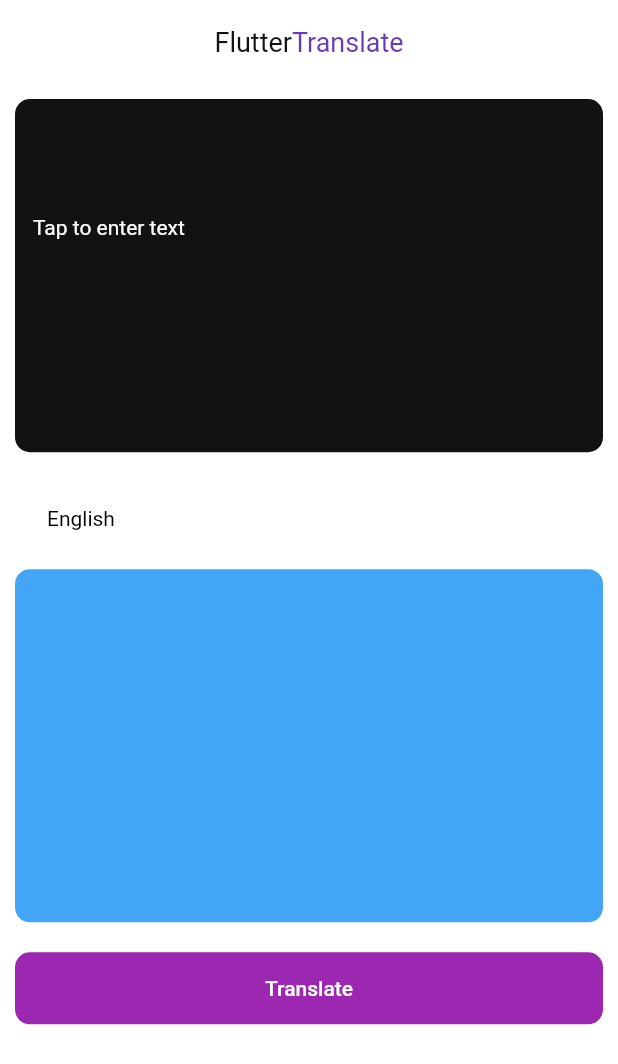
After one commit to zeynepyldrm/MyToolBox_Flutter, a Flutter app: the TranslatePage screen opened directly, after a tap on "Translate", on a phone screen of 412 x 824 dp. The commit adds this screen. Shown: the top 1064 px of the screen. Run offline on Flutter 3.47's test engine with Material 2 defaults, Android fonts, the phone set to English and light mode, and no system bars; our stand-ins replace camera, flutter_compass, google_maps_flutter, permission_handler, shared_preferences, sqflite and 1 more; missing offline and left inert: flutter_polyline_points, translator; accounts and stored records are empty; network calls fail; Roboto replaces fonts that are missing (PoppinsBold, PoppinsReg).

Commit message:
maps and translator feature added

```diff
--- /dev/null
+++ b/lib/maps/maps.dart
@@ -0,0 +1,124 @@
+import 'dart:async';
+
+import 'package:flutter/material.dart';
+import 'package:google_maps_flutter/google_maps_flutter.dart';
+import 'package:flutter_polyline_points/flutter_polyline_points.dart';
+
+class Maps extends StatefulWidget {
+  @override
+  _MapsState createState() => _MapsState();
+}
+
+double _originLatitude = 41.089994;
+double _originLongitude = 28.948372;
+double _destLatitude = 41.089994;
+double _destLongitude = 28.948372;
+
+class _MapsState extends State<Maps> {
+  PolylinePoints polylinePoints = PolylinePoints();
+  Map<PolylineId, Polyline> polylines = {};
+  MapType _currentMapType = MapType.normal;
+  Completer<GoogleMapController> _controller = Completer();
+  static final CameraPosition _initalCameraPosition = CameraPosition(
+    target: LatLng(_originLatitude, _originLongitude),
+    zoom: 15,
+  );
+  @override
+  void initState() {
+    // TODO: implement initState
+    super.initState();
+    _getPolyline();
+  }
+
+  @override
+  Widget build(BuildContext context) {
+    return Scaffold(
+      floatingActionButton: FloatingActionButton(
+        onPressed: goToLoc,
+        child: Icon(Icons.map),
+      ),
+      body: GoogleMap(
+        polylines: Set<Polyline>.of(polylines.values),
+        markers: _cretaeMarker(),
+        myLocationButtonEnabled: true,
+        mapType: MapType.normal,
+        initialCameraPosition: _initalCameraPosition,
+        tiltGesturesEnabled: true,
+        compassEnabled: true,
+        scrollGesturesEnabled: true,
+        zoomGesturesEnabled: true,
+        onMapCreated: (GoogleMapController controller) {
+          _controller.complete(controller);
+        },
+      ),
+    );
+  }
+
+  Set<Marker> _cretaeMarker() {
+    return <Marker>[
+      Marker(
+          infoWindow: InfoWindow(title: "Haliç Üniversitesi"),
+          markerId: MarkerId("halic"),
+          position: _initalCameraPosition.target,
+          icon:
+              BitmapDescriptor.defaultMarkerWithHue(BitmapDescriptor.hueCyan)),
+      Marker(
+          infoWindow: InfoWindow(title: "Ev"),
+          markerId: MarkerId("asdasdd"),
+          position: LatLng(41.089994, 28.948372),
+          icon:
+              BitmapDescriptor.defaultMarkerWithHue(BitmapDescriptor.hueAzure)),
+      Marker(
+          infoWindow: InfoWindow(title: "Haliç Üniversitesi 5.Levent Blokları"),
+          markerId: MarkerId("asdsasdd"),
+          position: LatLng(41.089994, 28.948372),
+          icon:
+              BitmapDescriptor.defaultMarkerWithHue(BitmapDescriptor.hueAzure)),
+    ].toSet();
+  }
+
+  void _onMapTypeButtonPressed() {
+    setState(() {
+      _currentMapType = _currentMapType == MapType.normal
+          ? MapType.satellite
+          : MapType.normal;
+    });
+  }
+
+  goToLoc() async {
+    final GoogleMapController mapController = await _controller.future;
+    mapController
+        .animateCamera(CameraUpdate.newLatLng(LatLng(41.089994, 28.948372)));
+  }
+
+  void _getPolyline() async {
+    List<LatLng> polylineCoordinates = [];
+
+    PolylineResult result = await polylinePoints.getRouteBetweenCoordinates(
+      "AIzaSyCzFlbNYhBQBRb8zDQsrgVj0TazijIqlpA",
+      PointLatLng(_originLatitude, _originLongitude),
+      PointLatLng(_destLatitude, _destLongitude),
+      travelMode: TravelMode.driving,
+    );
+    if (result.points.isNotEmpty) {
+      result.points.forEach((PointLatLng point) {
+        polylineCoordinates.add(LatLng(point.latitude, point.longitude));
+      });
+    } else {
+      print("Hata" + result.points.toString());
+    }
+    _addPolyLine(polylineCoordinates);
+  }
+
+  _addPolyLine(List<LatLng> polylineCoordinates) {
+    PolylineId id = PolylineId("poly");
+    Polyline polyline = Polyline(
+      polylineId: id,
+      color: Colors.pink,
+      points: polylineCoordinates,
+      width: 8,
+    );
+    polylines[id] = polyline;
+    setState(() {});
+  }
+}
--- a/lib/navigation.dart
+++ b/lib/navigation.dart
@@ -3,10 +3,12 @@ import 'package:provider/provider.dart';
 import 'package:yapilacaklar_listesi/camera/camera.dart';
 import 'package:yapilacaklar_listesi/hes_gallery/galleryPage.dart';
 import 'package:yapilacaklar_listesi/main.dart';
+import 'package:yapilacaklar_listesi/maps/maps.dart';
 export 'package:yapilacaklar_listesi/navigation.dart';
 import 'package:yapilacaklar_listesi/theming/ThemeModel.dart';
 import 'package:yapilacaklar_listesi/compass/Compass.dart';
 import 'package:yapilacaklar_listesi/calculator/calculator.dart';
+import 'package:yapilacaklar_listesi/translator/translation-page.dart';
 
 class NavigationAppBar extends StatelessWidget implements PreferredSizeWidget {
   @override
@@ -125,6 +127,30 @@ class _MyHomePageState extends State<MyHomePage> {
               });
             },
           ),
+          ListTile(
+            leading: const Icon(Icons.favorite),
+            title: const Text(
+              'Çeviri',
+              style: TextStyle(fontSize: 24.0),
+            ),
+            onTap: () {
+              setState(() {
+                stateNav = TranslatePage();
+              });
+            },
+          ),
+          ListTile(
+            leading: const Icon(Icons.favorite),
+            title: const Text(
+              'Konum',
+              style: TextStyle(fontSize: 24.0),
+            ),
+            onTap: () {
+              setState(() {
+                stateNav = Maps();
+              });
+            },
+          ),
         ],
       ),
     );
--- /dev/null
+++ b/lib/translator/translation-page.dart
@@ -0,0 +1,426 @@
+import 'package:flutter/material.dart';
+import 'package:translator/translator.dart';
+
+class TranslatePage extends StatefulWidget {
+  @override
+  _TranslateScreenState createState() => _TranslateScreenState();
+}
+
+class _TranslateScreenState extends State<TranslatePage> {
+  GoogleTranslator translator = GoogleTranslator();
+
+  late String _transalateLanguage;
+  String selectedLanguage = 'English';
+
+  // list all language
+  List listLanguage = [
+    "Afrikaans",
+    "Albanian",
+    "Amharic",
+    "Arabic",
+    "Armenian",
+    "Azerbaijani",
+    'Basque',
+    'Belarusian',
+    'Bengali',
+    'Bosnian',
+    'Bulgarian',
+    'Catalan',
+    'Cebuano',
+    'Chichewa',
+    'Chinese Simplified',
+    'Chinese Traditional',
+    'Corsican',
+    'Croatian',
+    'Czech',
+    'Danish',
+    'Dutch',
+    'English',
+    'Esperanto',
+    'Estonian',
+    'Filipino',
+    'Finnish',
+    'French',
+    'Frisian',
+    'Galician',
+    'Georgian',
+    'German',
+    'Greek',
+    'Gujarati',
+    'Haitian Creole',
+    'Hausa',
+    'Hawaiian',
+    'Hebrew',
+    'Hindi',
+    'Hmong',
+    'Hungarian',
+    'Icelandic',
+    'Igbo',
+    'Indonesian',
+    'Irish',
+    'Italian',
+    'Japanese',
+    'Javanese',
+    'Kannada',
+    'Kazakh',
+    'Khmer',
+    'Korean',
+    'Kurdish (Kurmanji)',
+    'Kyrgyz',
+    'Lao',
+    'Latin',
+    'Latvian',
+    'Lithuanian',
+    'Luxembourgish',
+    'Macedonian',
+    'Malagasy',
+    'Malay',
+    'Malayalam',
+    'Maltese',
+    'Maori',
+    'Marathi',
+    'Mongolian',
+    'Myanmar (Burmese)',
+    'Nepali',
+    'Norwegian',
+    'Pashto',
+    'Persian',
+    'Polish',
+    'Portuguese',
+    'Punjabi',
+    'Romanian',
+    'Russian',
+    'Samoan',
+    'Scots Gaelic',
+    'Serbian',
+    'Sesotho',
+    'Shona',
+    'Sindhi',
+    'Sinhala',
+    'Slovak',
+    'Slovenian',
+    'Somali',
+    'Spanish',
+    'Sundanese',
+    'Swahili',
+    'Swedish',
+    'Tajik',
+    'Tamil',
+    'Telugu',
+    'Thai',
+    'Turkish',
+    'Ukrainian',
+    'Urdu',
+    'Uzbek',
+    'Vietnamese',
+    'Welsh',
+    'Xhosa',
+    'Yiddish',
+    'Yoruba',
+    'Zulu'
+  ];
+
+  // output and input
+  late String out = "";
+  final lang = TextEditingController();
+
+  void trans() {
+    // define
+    if (selectedLanguage == 'Afrikaans') {
+      _transalateLanguage = 'au';
+    } else if (selectedLanguage == 'Albanian') {
+      _transalateLanguage = 'sq';
+    } else if (selectedLanguage == 'Amharic') {
+      _transalateLanguage = 'am';
+    } else if (selectedLanguage == 'Albanian') {
+      _transalateLanguage = 'sq';
+    } else if (selectedLanguage == '"Arabic"') {
+      _transalateLanguage = 'ar';
+    } else if (selectedLanguage == 'Azerbaijani') {
+      _transalateLanguage = 'az';
+    } else if (selectedLanguage == 'Basque') {
+      _transalateLanguage = 'eu';
+    } else if (selectedLanguage == 'Belarusian') {
+      _transalateLanguage = 'be';
+    } else if (selectedLanguage == 'Bengali') {
+      _transalateLanguage = 'bn';
+    } else if (selectedLanguage == 'Bosnian') {
+      _transalateLanguage = 'bs';
+    } else if (selectedLanguage == 'Bulgarian') {
+      _transalateLanguage = 'bg';
+    } else if (selectedLanguage == 'Catalan') {
+      _transalateLanguage = 'ca';
+    } else if (selectedLanguage == 'Cebuano') {
+      _transalateLanguage = 'ceb';
+    } else if (selectedLanguage == 'Chichewa') {
+      _transalateLanguage = 'ny';
+    } else if (selectedLanguage == 'Chinese Simplified') {
+      _transalateLanguage = 'zh-cn';
+    } else if (selectedLanguage == 'Czech') {
+      _transalateLanguage = 'cs';
+    } else if (selectedLanguage == 'Danish') {
+      _transalateLanguage = 'da';
+    } else if (selectedLanguage == 'Dutch') {
+      _transalateLanguage = 'nl';
+    } else if (selectedLanguage == 'English') {
+      _transalateLanguage = 'en';
+    } else if (selectedLanguage == 'Esperanto') {
+      _transalateLanguage = 'et';
+    } else if (selectedLanguage == 'Filipino') {
+      _transalateLanguage = 'tl';
+    } else if (selectedLanguage == 'Finnish') {
+      _transalateLanguage = 'fi';
+    } else if (selectedLanguage == 'French') {
+      _transalateLanguage = 'fr';
+    } else if (selectedLanguage == 'Frisian') {
+      _transalateLanguage = 'fy';
+    } else if (selectedLanguage == 'Galician') {
+      _transalateLanguage = 'gl';
+    } else if (selectedLanguage == 'Georgian') {
+      _transalateLanguage = 'ka';
+    } else if (selectedLanguage == 'German') {
+      _transalateLanguage = 'de';
+    } else if (selectedLanguage == 'Greek') {
+      _transalateLanguage = 'el';
+    } else if (selectedLanguage == 'Hungarian') {
+      _transalateLanguage = 'hu';
+    } else if (selectedLanguage == 'Indonesian') {
+      _transalateLanguage = 'id';
+    } else if (selectedLanguage == 'Irish') {
+      _transalateLanguage = 'ga';
+    } else if (selectedLanguage == 'Italian') {
+      _transalateLanguage = 'it';
+    } else if (selectedLanguage == 'Japanese') {
+      _transalateLanguage = 'ja';
+    } else if (selectedLanguage == 'Javanese') {
+      _transalateLanguage = 'jw';
+    } else if (selectedLanguage == 'Kannada') {
+      _transalateLanguage = 'kn';
+    } else if (selectedLanguage == 'Kazakh') {
+      _transalateLanguage = 'kk';
+    } else if (selectedLanguage == 'Khmer') {
+      _transalateLanguage = 'km';
+    } else if (selectedLanguage == 'Korean') {
+      _transalateLanguage = 'ko';
+    } else if (selectedLanguage == 'Lao') {
+      _transalateLanguage = 'lo';
+    } else if (selectedLanguage == 'Latin') {
+      _transalateLanguage = 'la';
+    } else if (selectedLanguage == 'Latvian') {
+      _transalateLanguage = 'lv';
+    } else if (selectedLanguage == 'Lithuanian') {
+      _transalateLanguage = 'lt';
+    } else if (selectedLanguage == 'Luxembourgish') {
+      _transalateLanguage = 'lb';
+    } else if (selectedLanguage == 'Macedonian') {
+      _transalateLanguage = 'mk';
+    } else if (selectedLanguage == 'Myanmar (Burmese)') {
+      _transalateLanguage = 'my';
+    } else if (selectedLanguage == 'Nepali') {
+      _transalateLanguage = 'ne';
+    } else if (selectedLanguage == 'Portuguese') {
+      _transalateLanguage = 'pt';
+    } else if (selectedLanguage == 'Punjabi') {
+      _transalateLanguage = 'pa';
+    } else if (selectedLanguage == 'Romanian') {
+      _transalateLanguage = 'ro';
+    } else if (selectedLanguage == 'Russian') {
+      _transalateLanguage = 'ru';
+    } else if (selectedLanguage == 'Scots Gaelic') {
+      _transalateLanguage = 'gd';
+    } else if (selectedLanguage == 'Serbian') {
+      _transalateLanguage = 'sr';
+    } else if (selectedLanguage == 'Sesotho') {
+      _transalateLanguage = 'st';
+    } else if (selectedLanguage == 'Shona') {
+      _transalateLanguage = 'sn';
+    } else if (selectedLanguage == 'Sindhi') {
+      _transalateLanguage = 'sd';
+    } else if (selectedLanguage == 'Sinhala') {
+      _transalateLanguage = 'si';
+    } else if (selectedLanguage == 'Slovak') {
+      _transalateLanguage = 'sk';
+    } else if (selectedLanguage == 'Slovenian') {
+      _transalateLanguage = 'sl';
+    } else if (selectedLanguage == 'Somali') {
+      _transalateLanguage = 'so';
+    } else if (selectedLanguage == 'Spanish') {
+      _transalateLanguage = 'es';
+    } else if (selectedLanguage == 'Sundanese') {
+      _transalateLanguage = 'su';
+    } else if (selectedLanguage == 'Swahili') {
+      _transalateLanguage = 'sw';
+    } else if (selectedLanguage == 'Swedish') {
+      _transalateLanguage = 'sv';
+    } else if (selectedLanguage == 'Tajik') {
+      _transalateLanguage = 'tg';
+    } else if (selectedLanguage == 'Tamil') {
+      _transalateLanguage = 'ta';
+    } else if (selectedLanguage == 'Telugu') {
+      _transalateLanguage = 'te';
+    } else if (selectedLanguage == 'Thai') {
+      _transalateLanguage = 'th';
+    } else if (selectedLanguage == 'Turkish') {
+      _transalateLanguage = 'tr';
+    } else if (selectedLanguage == 'Ukrainian') {
+      _transalateLanguage = 'uk';
+    } else if (selectedLanguage == 'Urdu') {
+      _transalateLanguage = 'ur';
+    } else if (selectedLanguage == 'Uzbek') {
+      _transalateLanguage = 'uz';
+    } else if (selectedLanguage == 'Vietnamese') {
+      _transalateLanguage = 'vi';
+    } else if (selectedLanguage == 'Yiddish') {
+      _transalateLanguage = 'yi';
+    }
+
+    translator.translate(lang.text, to: "$_transalateLanguage").then((value) {
+      setState(() {
+        out = value.toString();
+      });
+    });
+  }
+
+  @override
+  Widget build(BuildContext context) {
+    return Scaffold(
+      backgroundColor: Colors.white,
+      appBar: AppBar(
+        elevation: 0.0,
+        backgroundColor: Colors.white,
+        centerTitle: true,
+        title: RichText(
+          text: TextSpan(
+            children: <TextSpan>[
+              TextSpan(
+                  text: 'Flutter',
+                  style: TextStyle(
+                      fontSize: 18,
+                      color: Color(0xFF121212),
+                      fontFamily: 'PoppinsBold')),
+              TextSpan(
+                  text: 'Translate',
+                  style: TextStyle(
+                      fontSize: 18,
+                      color: Colors.deepPurple,
+                      fontFamily: 'PoppinsBold')),
+            ],
+          ),
+        ),
+      ),
+      body: GestureDetector(
+        onTap: () => FocusScope.of(context).unfocus(),
+        child: SingleChildScrollView(
+          child: Column(
+            mainAxisAlignment: MainAxisAlignment.start,
+            children: [
+              Padding(
+                padding: const EdgeInsets.all(10.0),
+                child: Container(
+                  width: MediaQuery.of(context).size.width,
+                  height: MediaQuery.of(context).size.height / 3.5,
+                  decoration: BoxDecoration(
+                    borderRadius: BorderRadius.circular(10.0),
+                    color: Color(0xFF121212),
+                  ),
+                  child: Center(
+                    child: TextField(
+                      onChanged: (value) {
+                        setState(() {});
+                      },
+                      controller: lang,
+                      minLines: 5,
+                      maxLines: 999,
+                      decoration: InputDecoration(
+                        hintText: "Tap to enter text",
+                        hintStyle: TextStyle(
+                          color: Colors.white,
+                          fontFamily: 'PoppinsReg',
+                        ),
+                        border: OutlineInputBorder(
+                          borderSide: BorderSide.none,
+                        ),
+                      ),
+                      style: TextStyle(
+                          fontFamily: 'PoppinsReg',
+                          fontSize: 14,
+                          color: Colors.white),
+                    ),
+                  ),
+                ),
+              ),
+              SizedBox(height: 10.0),
+              Padding(
+                padding: const EdgeInsets.only(right: 198.0),
+                child: DropdownButtonHideUnderline(
+                  child: DropdownButton<String>(
+                    items: listLanguage.map<DropdownMenuItem<String>>((value) {
+                      return DropdownMenuItem(child: Text(value), value: value);
+                    }).toList(),
+
+                    // text
+                    value: selectedLanguage,
+                    style: TextStyle(
+                        fontFamily: 'PoppinsReg', color: Colors.black),
+                    onChanged: (value) {
+                      setState(() {
+                        selectedLanguage = value!;
+                      });
+                    },
+                  ),
+                ),
+              ),
+              Padding(
+                padding: const EdgeInsets.all(10.0),
+                child: Container(
+                  width: MediaQuery.of(context).size.width,
+                  height: MediaQuery.of(context).size.height / 3.5,
+                  decoration: BoxDecoration(
+                    borderRadius: BorderRadius.circular(10.0),
+                    color: Colors.blue[400],
+                  ),
+                  child: Padding(
+                    padding: const EdgeInsets.only(
+                        top: 15.0, left: 10.0, right: 10.0),
+                    child: SelectableText(
+                      out == null ? "" : out,
+                      style: TextStyle(
+                        color: Colors.white,
+                        fontFamily: 'PoppinsReg',
+                      ),
+                      showCursor: true,
+                      cursorColor: Colors.white,
+                      minLines: 5,
+                      maxLines: 999,
+                      scrollPhysics: ClampingScrollPhysics(),
+                    ),
+                  ),
+                ),
+              ),
+              Center(
+                child: Padding(
+                  padding: const EdgeInsets.all(10.0),
+                  child: Container(
+                    width: double.infinity,
+                    decoration: BoxDecoration(
+                      borderRadius: BorderRadius.circular(10.0),
+                      color: Colors.purple,
+                    ),
+                    child: TextButton(
+                      onPressed: () {
+                        trans();
+                      },
+                      child: Text("Translate",
+                          style: TextStyle(
+                              color: Colors.white, fontFamily: 'PoppinsBold')),
+                    ),
+                  ),
+                ),
+              ),
+            ],
+          ),
+        ),
+      ),
+    );
+  }
+}
--- a/pubspec.yaml
+++ b/pubspec.yaml
@@ -37,6 +37,9 @@ dependencies:
   camera: ^0.10.1
   permission_handler: ^10.2.0
   video_player: ^2.4.10
+  translator: ^0.1.7
+  flutter_polyline_points: ^1.0.0
+  google_maps_flutter: ^2.2.2
 
 dev_dependencies:
   flutter_test:
```
Also changed, not shown: pubspec.lock, 1 other file.
